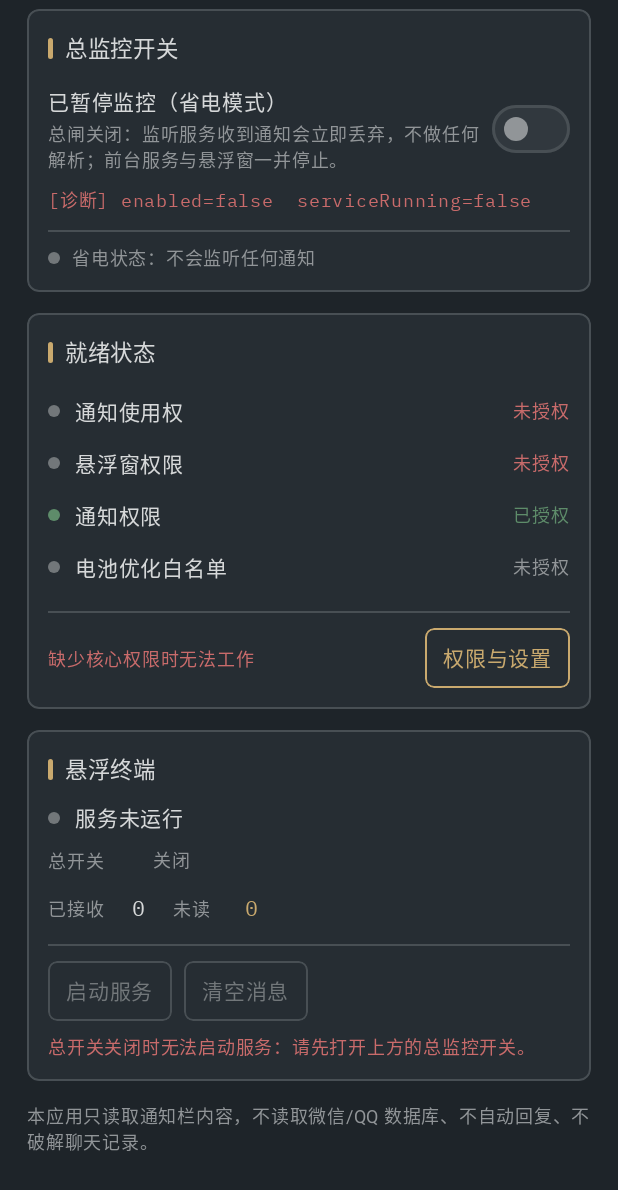
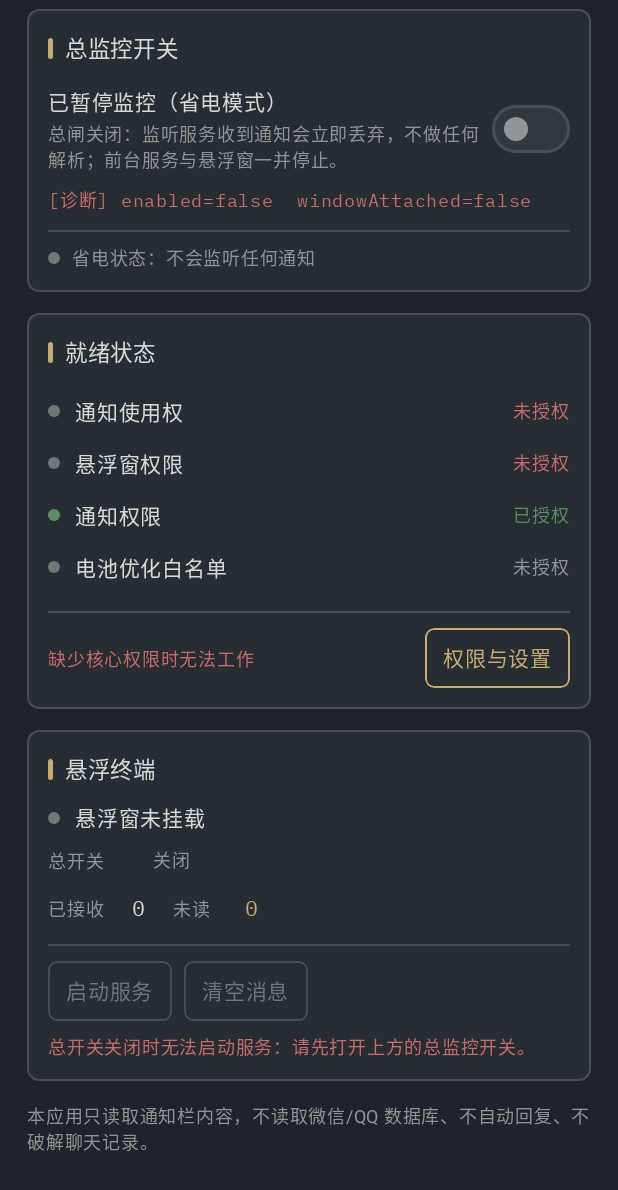
Before and after one commit to shihua66666/Nuntra, an Android app built with Jetpack Compose: the screen it shows after launch (MainActivity), scrolled down 79 dp, on a phone screen of 412 x 824 dp. Shown: the top 1190 px of the screen. Run offline under Robolectric (Android 15) with nearby library versions, the light colour scheme and no system bars; Roboto replaces fonts that are not available here.

Commit message:
fix: add explicit toasts and real state tracking for overlay window

```diff
--- a/app/src/main/java/com/shihua66666/nuntra/MainActivity.kt
+++ b/app/src/main/java/com/shihua66666/nuntra/MainActivity.kt
@@ -18,6 +18,7 @@ import androidx.compose.runtime.Composable
 import androidx.compose.runtime.collectAsState
 import androidx.compose.runtime.getValue
 import androidx.compose.runtime.mutableIntStateOf
+import androidx.compose.runtime.LaunchedEffect
 import androidx.compose.runtime.mutableStateOf
 import androidx.compose.runtime.remember
 import androidx.compose.runtime.setValue
@@ -85,6 +86,9 @@ class MainActivity : ComponentActivity() {
         Logx.d("MainActivity", "onResume：刷新权限状态（tick=" + resumeTick + "）")
     }
 }
+
+/** 悬浮窗挂载状态的轮询间隔（ms）：挂载/卸载都是低频事件，1.5 秒足够且不耗电。 */
+private const val WINDOW_STATE_POLL_MS = 1500L
 
 @Composable
 private fun NuntraApp(
@@ -156,8 +160,21 @@ private fun AppContent(
 
     // readiness 由 resumeTick 驱动：onResume 时重新计算。
     // snapshot 内部已经全部 runCatching，这里再包一层是为了「任何意外都不致崩」。
+    // ★ 悬浮窗是否**真的**挂上了：读服务维护的静态标志，低频轮询刷新。
+    //   为什么需要轮询：挂载发生在服务协程里（建 ComposeView、读位置、addView），
+    //   只在 onResume 读一次会漏掉「挂载完成后」的状态变化，界面就会一直显示旧判断。
+    var windowAttached by remember {
+        mutableStateOf(com.shihua66666.nuntra.overlay.OverlayService.isWindowAttached)
+    }
+    LaunchedEffect(masterSwitchEnabled) {
+        while (true) {
+            windowAttached = com.shihua66666.nuntra.overlay.OverlayService.isWindowAttached
+            kotlinx.coroutines.delay(WINDOW_STATE_POLL_MS)
+        }
+    }
+
     val readiness = remember(resumeTick, masterSwitchEnabled) {
-        runCatching { PermissionChecker.snapshot(ServiceLocator.context, masterSwitchEnabled) }
+        runCatching { PermissionChecker.snapshot(ServiceLocator.context) }
             .getOrElse { tr ->
                 Logx.swallow("MainActivity", "readiness", tr)
                 com.shihua66666.nuntra.model.ReadinessSnapshot()
@@ -250,7 +267,7 @@ private fun AppContent(
                 messageCount = messages.size,
                 unreadCount = unread,
                 latestMessageAt = messages.firstOrNull()?.sortTime,
-                serviceRunning = readiness.serviceRunning,
+                windowAttached = windowAttached,
                 onOpenSettings = { screen = Screen.Settings },
                 onStartService = {
                     // 手动启动也走编排逻辑：缺权限时提示并引导，而不是静默失败
--- a/app/src/main/java/com/shihua66666/nuntra/perm/PermissionChecker.kt
+++ b/app/src/main/java/com/shihua66666/nuntra/perm/PermissionChecker.kt
@@ -92,7 +92,17 @@ object PermissionChecker {
      *
      * @param serviceRunning 悬浮窗前台服务是否在运行（由调用方传入，本类不查询服务状态）
      */
-    fun snapshot(context: Context, serviceRunning: Boolean = false): ReadinessSnapshot = ReadinessSnapshot(
+    fun snapshot(
+        context: Context,
+        /**
+         * 悬浮窗是否真的已挂载。
+         *
+         * ★ 默认值不再是写死的 false：改为读取服务的真实状态。
+         *   之前 MainActivity 传的是 masterSwitchEnabled（开关是否打开），
+         *   那只代表「用户想开」，不代表「窗口真的画出来了」—— 会误导用户。
+         */
+        serviceRunning: Boolean = com.shihua66666.nuntra.overlay.OverlayService.isWindowAttached,
+    ): ReadinessSnapshot = ReadinessSnapshot(
         notificationAccessGranted = hasNotificationAccess(context),
         overlayGranted = canDrawOverlays(context),
         notificationsGranted = hasPostNotifications(context),
--- a/app/src/main/java/com/shihua66666/nuntra/ui/MainScreen.kt
+++ b/app/src/main/java/com/shihua66666/nuntra/ui/MainScreen.kt
@@ -50,7 +50,13 @@ fun MainScreen(
     messageCount: Int,
     unreadCount: Int,
     latestMessageAt: Long?,
-    serviceRunning: Boolean,
+    /**
+     * 悬浮窗是否**真的**已挂载（来自 OverlayService.isWindowAttached）。
+     *
+     * 不要用「总开关是否打开」代替它：开关只代表用户意图，
+     * 窗口可能因权限、token、ComposeView 创建失败等原因没画出来。
+     */
+    windowAttached: Boolean,
     onOpenSettings: () -> Unit,
     onStartService: () -> Unit,
     onStopService: () -> Unit,
@@ -72,12 +78,12 @@ fun MainScreen(
             AppHeader(colors)
             MasterSwitchPanel(
                 enabled = masterSwitchEnabled,
-                serviceRunning = serviceRunning,
+                windowAttached = windowAttached,
                 onToggle = onToggleMasterSwitch,
             )
             ReadinessPanel(readiness = readiness, onOpenSettings = onOpenSettings)
             ServicePanel(
-                serviceRunning = serviceRunning,
+                windowAttached = windowAttached,
                 messageCount = messageCount,
                 unreadCount = unreadCount,
                 latestMessageAt = latestMessageAt,
@@ -121,7 +127,7 @@ private fun AppHeader(colors: AppColors) {
 @Composable
 private fun MasterSwitchPanel(
     enabled: Boolean,
-    serviceRunning: Boolean,
+    windowAttached: Boolean,
     onToggle: (Boolean) -> Unit,
 ) {
     val c = LocalAppColors.current
@@ -151,24 +157,25 @@ private fun MasterSwitchPanel(
         //   若这里显示 false 而你刚点过 → 值没传到 UI（状态回流/重组问题）；
         //   若显示 true 但开关仍是灰的 → Switch 渲染问题。
         NtMono(
-            text = "[诊断] enabled=" + enabled + "  serviceRunning=" + serviceRunning,
+            text = "[诊断] enabled=" + enabled + "  windowAttached=" + windowAttached,
             color = c.warning,
         )
         Spacer(Modifier.height(8.dp))
         NtDivider()
         Spacer(Modifier.height(8.dp))
         Row(verticalAlignment = Alignment.CenterVertically) {
-            NtStatusDot(ok = enabled && serviceRunning)
+            NtStatusDot(ok = enabled && windowAttached)
             Spacer(Modifier.width(8.dp))
             NtCaption(
+                // ★ 文案基于真实挂载状态：不再出现「服务在跑、屏幕空白」却写「应可见」
                 text = when {
                     !enabled -> "省电状态：不会监听任何通知"
-                    serviceRunning -> "前台服务运行中，悬浮窗应可见"
-                    else -> "已开启但服务未运行：点下方「启动服务」"
+                    windowAttached -> "悬浮窗已挂载，应在屏幕上可见"
+                    else -> "已开启但悬浮窗未挂载：检查悬浮窗权限，并看上方失败提示"
                 },
                 color = when {
                     !enabled -> c.textSecondary
-                    serviceRunning -> c.sourceWeChat
+                    windowAttached -> c.sourceWeChat
                     else -> c.warning
                 },
             )
@@ -225,7 +232,7 @@ private fun PermissionRow(label: String, granted: Boolean, critical: Boolean) {
 
 @Composable
 private fun ServicePanel(
-    serviceRunning: Boolean,
+    windowAttached: Boolean,
     messageCount: Int,
     unreadCount: Int,
     latestMessageAt: Long?,
@@ -239,9 +246,9 @@ private fun ServicePanel(
         SectionHeader(title = "悬浮终端")
         Spacer(Modifier.height(10.dp))
         Row(verticalAlignment = Alignment.CenterVertically) {
-            NtStatusDot(ok = serviceRunning)
+            NtStatusDot(ok = windowAttached)
             Spacer(Modifier.width(10.dp))
-            NtBody(text = if (serviceRunning) "服务运行中" else "服务未运行")
+            NtBody(text = if (windowAttached) "悬浮窗已挂载" else "悬浮窗未挂载")
         }
         Spacer(Modifier.height(6.dp))
         Row(verticalAlignment = Alignment.CenterVertically) {
@@ -270,7 +277,7 @@ private fun ServicePanel(
         NtDivider()
         Spacer(Modifier.height(10.dp))
         Row(horizontalArrangement = Arrangement.spacedBy(8.dp)) {
-            if (serviceRunning) {
+            if (windowAttached) {
                 NtButton(text = "停止服务", onClick = onStopService, accent = false)
             } else {
                 NtButton(
```
Also changed, not shown: app/src/main/java/com/shihua66666/nuntra/overlay/OverlayService.kt (+39 -4 lines), app/src/main/java/com/shihua66666/nuntra/overlay/OverlayWindowController.kt (+9 -2 lines).
